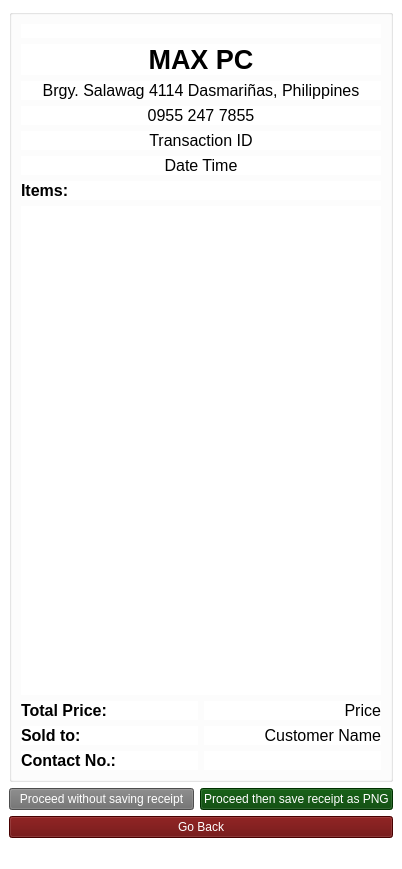
Before: the Qt Designer form Receipt.ui in Aenan05/MAXPC, drawn with Qt 5.
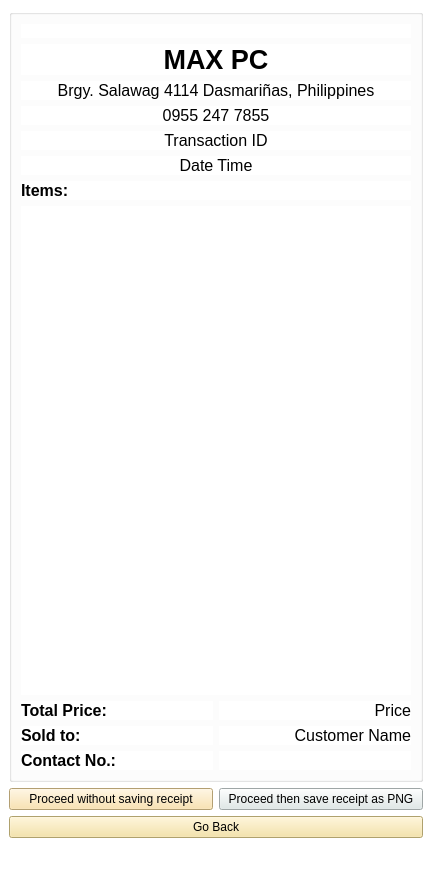
After: the same form once the commit is applied. Icons and pictures are not drawn.

Patch:
```diff
--- a/Receipt.ui
+++ b/Receipt.ui
@@ -6,7 +6,7 @@
    <rect>
     <x>0</x>
     <y>0</y>
-    <width>402</width>
+    <width>432</width>
     <height>869</height>
    </rect>
   </property>
@@ -269,8 +269,8 @@
       <item>
        <widget class="QPushButton" name="btnDontPrint">
         <property name="styleSheet">
-         <string notr="true">background-color: rgb(109, 109, 109);
-color: rgb(255, 255, 255);</string>
+         <string notr="true">background-color:#fade9f;
+</string>
         </property>
         <property name="text">
          <string>Proceed without saving receipt</string>
@@ -280,8 +280,8 @@
       <item>
        <widget class="QPushButton" name="btnPrint">
         <property name="styleSheet">
-         <string notr="true">background-color: rgb(0, 67, 0);
-color: rgb(255, 255, 255);</string>
+         <string notr="true">
+background-color: #dfe9e8;</string>
         </property>
         <property name="text">
          <string>Proceed then save receipt as PNG</string>
@@ -293,8 +293,8 @@
     <item row="3" column="0">
      <widget class="QPushButton" name="btnBack">
       <property name="styleSheet">
-       <string notr="true">background-color: rgb(99, 0, 0);
-color: rgb(255, 255, 255);</string>
+       <string notr="true">background-color:#f5e199;
+</string>
       </property>
       <property name="text">
        <string>Go Back</string>
```
Left out of the diff: 4 changed lines with no effect on the pictures.
